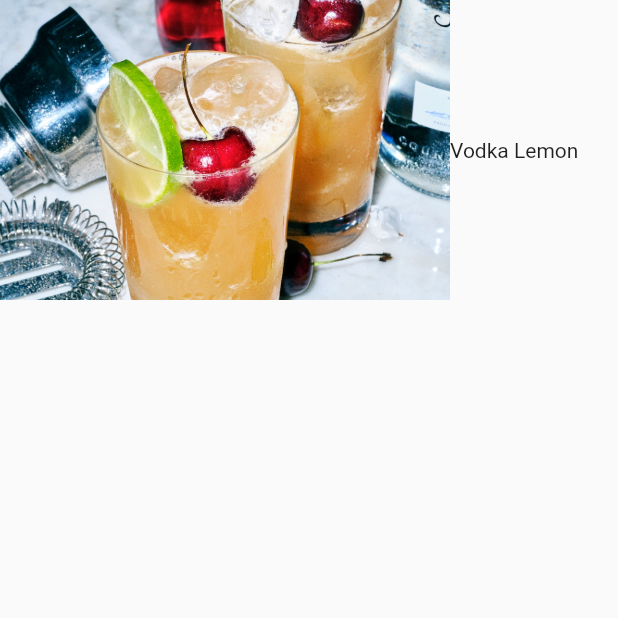
After one commit to GioPan04/drink-dispenser, a Flutter app: the DrinkChooser screen opened directly, after a tap on "Vodka Lemon", on a phone screen of 412 x 824 dp, the top half of it. The commit adds this screen. Run offline on Flutter 3.47's test engine with Material 2 defaults, Android fonts, the phone set to English and light mode, and no system bars.

Commit message:
Basic drink customizer screen

```diff
--- a/lib/screens/drink_chooser.dart
+++ b/lib/screens/drink_chooser.dart
@@ -1,4 +1,5 @@
 import 'package:drink_dispenser/components/image_button.dart';
+import 'package:drink_dispenser/screens/drink_customizer.dart';
 import 'package:flutter/material.dart';
 
 class DrinkChooser extends StatefulWidget {
@@ -9,13 +10,20 @@ class DrinkChooser extends StatefulWidget {
 }
 
 class _DrinkChooserState extends State<DrinkChooser> {
+
+  void _customizeDrink() {
+    Navigator.push(context, MaterialPageRoute(
+      builder: (context) => const DrinkCustomizer()
+    ));
+  }
+
   @override
   Widget build(BuildContext context) {
     return Scaffold(
       body: GridView.builder(
         itemCount: 20,
         gridDelegate: const SliverGridDelegateWithFixedCrossAxisCount(crossAxisCount: 5, childAspectRatio: 4/5),
-        itemBuilder: (context, index) => const ImageButton(imageAsset: 'assets/images/drink.jpg', text: 'Vodka Lemon'),
+        itemBuilder: (context, index) => ImageButton(imageAsset: 'assets/images/drink.jpg', text: 'Vodka Lemon', onClick: _customizeDrink,),
       )
     );
   }
--- /dev/null
+++ b/lib/screens/drink_customizer.dart
@@ -0,0 +1,26 @@
+import 'package:flutter/material.dart';
+
+class DrinkCustomizer extends StatefulWidget {
+  const DrinkCustomizer({Key? key}) : super(key: key);
+
+  @override
+  State<DrinkCustomizer> createState() => _DrinkCustomizerState();
+}
+
+class _DrinkCustomizerState extends State<DrinkCustomizer> {
+  @override
+  Widget build(BuildContext context) {
+    return Scaffold(
+      body: Column(
+        children: [
+          Row(
+            children: [
+              Image.asset('assets/images/drink.jpg', fit: BoxFit.cover, width: 300, height: 200,),
+              const Text('Vodka Lemon'),
+            ],
+          ),
+        ],
+      ),
+    );
+  }
+}
```
